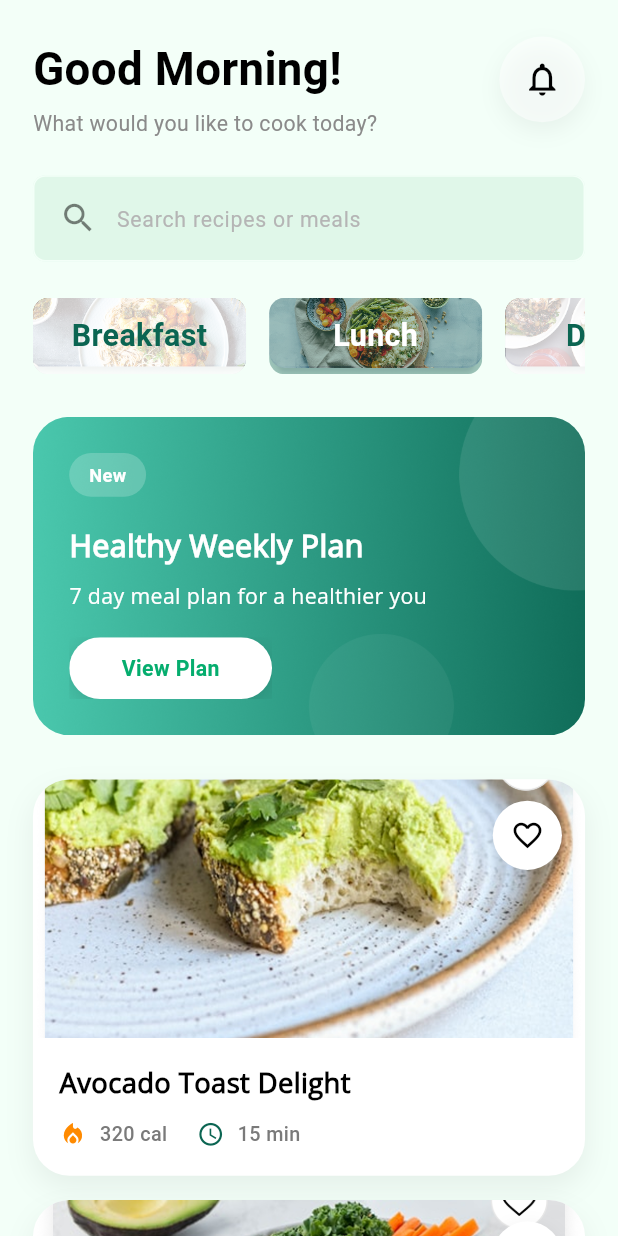
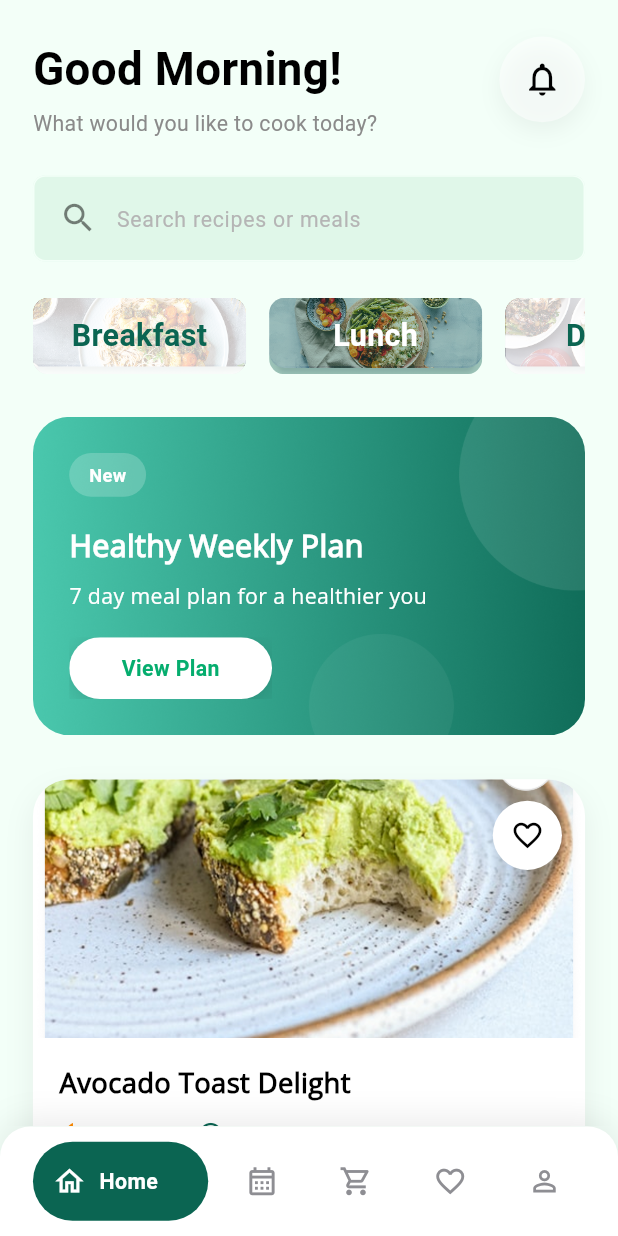
Before and after one commit to KaziAsif406/MealNexa_Meal_Planner_App, a Flutter app: the PreferencesScreen screen opened by its route, after a tap on "Continue", on a phone screen of 412 x 824 dp. Run offline on Flutter 3.47's test engine with Material 3 defaults, Android fonts, the phone set to English and light mode, and no system bars; our stand-ins replace dio, flutter_screenutil, get, get_it, get_storage; accounts and stored records are empty.

Commit message:
bottom nav bar created

```diff
--- a/lib/features/preferences/presentation/preferences_screen.dart
+++ b/lib/features/preferences/presentation/preferences_screen.dart
@@ -226,8 +226,7 @@ class _PreferencesScreenState extends State<PreferencesScreen> {
               child: CustomButton(
                 label: 'Continue',
                 onPressed: () {
-                  // Handle continue button press
-                  Navigator.pushReplacementNamed(context, Routes.homeScreen);
+                  Navigator.pushReplacementNamed(context, Routes.navigationScreen);
                 },
                 width: double.infinity,
               ),
--- a/lib/helpers/all_routes.dart
+++ b/lib/helpers/all_routes.dart
@@ -142,7 +142,6 @@ final class RouteGenerator {
             ? CupertinoPageRoute(builder: (context) => const HomeScreen())
             : _FadedTransitionRoute(widget: const HomeScreen(), settings: settings);
 
-
       case Routes.navigationScreen:
         return defaultTargetPlatform == TargetPlatform.iOS
             ? CupertinoPageRoute(builder: (context) => const NavigationScreen())
--- a/lib/navigation_screen.dart
+++ b/lib/navigation_screen.dart
@@ -1,26 +1,27 @@
 import 'package:flutter/material.dart';
 import 'package:flutter_screenutil/flutter_screenutil.dart';
-
-import 'features/home/presentation/home.dart';
-import 'gen/colors.gen.dart';
-import 'helpers/helper_methods.dart';
+import 'package:template_flutter/features/home/presentation/home.dart';
+import 'package:template_flutter/gen/colors.gen.dart';
 
 class NavigationScreen extends StatefulWidget {
-  final Widget? pageNum;
-  const NavigationScreen({
-    super.key,
-    this.pageNum,
-  });
+  const NavigationScreen({super.key});
 
   @override
   State<NavigationScreen> createState() => _NavigationScreenState();
 }
 
 class _NavigationScreenState extends State<NavigationScreen> {
-  int _currentIndex = 0;
-  final bool _isFisrtBuild = true;
+  int _selectedIndex = 0;
 
-  final List<Widget> _screens = [
+  static final List<_NavigationItem> _items = [
+    _NavigationItem(icon: Icons.home_outlined, label: 'Home'),
+    _NavigationItem(icon: Icons.calendar_month_outlined, label: 'Schedule'),
+    _NavigationItem(icon: Icons.shopping_cart_outlined, label: 'Cart'),
+    _NavigationItem(icon: Icons.favorite_border, label: 'Favorites'),
+    _NavigationItem(icon: Icons.person_outline, label: 'Profile'),
+  ];
+
+  static final List<Widget> _pages = [
     const HomeScreen(),
     const _PlaceholderScreen(label: 'Schedule'),
     const _PlaceholderScreen(label: 'Cart'),
@@ -28,132 +29,132 @@ class _NavigationScreenState extends State<NavigationScreen> {
     const _PlaceholderScreen(label: 'Profile'),
   ];
 
-  static const List<IconData> _navIcons = [
-    Icons.home,
-    Icons.calendar_month,
-    Icons.shopping_cart,
-    Icons.favorite_border,
-    Icons.person_outline,
-  ];
-
-  static const List<String> _navLabels = [
-    'Home',
-    '',
-    '',
-    '',
-    '',
-  ];
+  void _onItemTapped(int index) {
+    setState(() {
+      _selectedIndex = index;
+    });
+  }
 
   @override
   Widget build(BuildContext context) {
-    Object? args;
-    Widget? screenPage;
-
-    if (_isFisrtBuild) {
-      args = ModalRoute.of(context)?.settings.arguments;
+    return Scaffold(
+      backgroundColor: AppColors.scaffoldColor,
+      body: IndexedStack(
+        index: _selectedIndex,
+        children: _pages,
+      ),
+      bottomNavigationBar: _buildBottomNavigationBar(context),
+    );
   }
 
-    if (args != null && args is Widget) {
-      screenPage = args;
-    }
-
-    return PopScope(
-      canPop: false,
-      onPopInvokedWithResult: (bool didPop, _) async {
-        showMaterialDialog(context);
-      },
-      child: Scaffold(
-        backgroundColor: Colors.white,
-        extendBody: true,
-        body: Center(
-          child: screenPage ?? _screens.elementAt(_currentIndex),
+  Widget _buildBottomNavigationBar(BuildContext context) {
+    return Container(
+      decoration: BoxDecoration(
+        color: AppColors.cFFFFFF,
+        borderRadius: BorderRadius.only(
+          topLeft: Radius.circular(20.r),
+          topRight: Radius.circular(20.r),
         ),
-        bottomNavigationBar: Padding(
-          padding: EdgeInsets.only(bottom: 16.h, left: 16.w, right: 16.w),
-          child: Container(
-            height: 76.h,
-            decoration: BoxDecoration(
-              color: Colors.white,
-              borderRadius: BorderRadius.circular(32.r),
         boxShadow: [
           BoxShadow(
             color: Colors.black.withValues(alpha: 0.08),
-                  blurRadius: 20,
-                  offset: const Offset(0, 10),
+            blurRadius: 18,
+            offset: const Offset(0, -4),
           ),
         ],
       ),
-            child: Padding(
-              padding: EdgeInsets.symmetric(horizontal: 12.w, vertical: 10.h),
-              child: Row(
-                mainAxisAlignment: MainAxisAlignment.spaceBetween,
-                children: List.generate(5, (index) {
-                  final selected = index == _currentIndex;
-                  final iconColor = selected ? Colors.white : const Color(0xFF5A5A5A);
-                  final backgroundColor = selected ? AppColors.primaryColor : Colors.white;
-                  final borderColor = const Color.fromARGB(0, 11, 101, 81);
-
-                  return Expanded(
-                    child: index == 0
-                        ? Align(
-                            alignment: Alignment.centerLeft,
-                            child: GestureDetector(
-                              onTap: () {
-                                setState(() {
-                                  _currentIndex = index;
-                                });
-                              },
-                              child: Container(
-                                height: 52.h,
-                                padding: EdgeInsets.symmetric(horizontal: 18.w),
-                                decoration: BoxDecoration(
-                                  color: backgroundColor,
-                                  borderRadius: BorderRadius.circular(28.r),
-                                  border: Border.all(color: borderColor, width: 1.5),
+      padding: EdgeInsets.only(
+        left: 16.w,
+        right: 16.w,
+        top: 10.h,
+        bottom: MediaQuery.of(context).padding.bottom + 10.h,
       ),
       child: Row(
-                                  mainAxisSize: MainAxisSize.min,
+        children: List.generate(_items.length, (index) {
+          final item = _items[index];
+          final selected = index == _selectedIndex;
+          return Expanded(
+            flex: selected ? 2 : 1,
+            child: Padding(
+              padding: EdgeInsets.symmetric(horizontal: 4.w),
+              child: AnimatedContainer(
+                duration: const Duration(milliseconds: 250),
+                curve: Curves.easeOutQuart,
+                height: 52.h,
+                decoration: BoxDecoration(
+                  color: selected ? AppColors.primaryColor : Colors.transparent,
+                  borderRadius: BorderRadius.circular(999.r),
+                ),
+                child: Material(
+                  color: Colors.transparent,
+                  child: InkWell(
+                    borderRadius: BorderRadius.circular(999.r),
+                    onTap: () => _onItemTapped(index),
+                    child: Padding(
+                      padding: EdgeInsets.symmetric(horizontal: 12.w),
+                      child: Row(
                         mainAxisAlignment: MainAxisAlignment.center,
+                        mainAxisSize: MainAxisSize.max,
                         children: [
-                                    Icon(_navIcons[index], color: iconColor, size: 24.sp),
-                                    SizedBox(width: 10.w),
-                                    Text(
-                                      _navLabels[index],
+                          Icon(
+                            item.icon,
+                            size: 22.sp,
+                            color: selected
+                                ? AppColors.cFFFFFF
+                                : const Color(0xFF8E8E93),
+                          ),
+                          if (selected) ...[
+                            SizedBox(width: 8.w),
+                            Expanded(
+                              child: Text(
+                                item.label,
+                                overflow: TextOverflow.ellipsis,
                                 style: TextStyle(
+                                  color: AppColors.cFFFFFF,
                                   fontSize: 14.sp,
                                   fontWeight: FontWeight.w600,
-                                        color: iconColor,
                                 ),
                               ),
+                            ),
+                          ],
                         ],
                       ),
                     ),
                   ),
-                          )
-                        : GestureDetector(
-                            onTap: () {
-                              setState(() {
-                                _currentIndex = index;
-                              });
-                            },
-                            child: Container(
-                              width: 44.w,
-                              height: 44.w,
-                              decoration: BoxDecoration(
-                                color: backgroundColor,
-                                borderRadius: BorderRadius.circular(16.r),
-                                border: Border.all(color: borderColor, width: 1.5),
-                              ),
-                              child: Icon(
-                                _navIcons[index],
-                                color: iconColor,
-                                size: 24.sp,
                 ),
               ),
             ),
           );
         }),
       ),
+    );
+  }
+}
+
+class _NavigationItem {
+  final IconData icon;
+  final String label;
+
+  const _NavigationItem({required this.icon, required this.label});
+}
+
+class _PlaceholderScreen extends StatelessWidget {
+  final String label;
+
+  const _PlaceholderScreen({required this.label});
+
+  @override
+  Widget build(BuildContext context) {
+    return Scaffold(
+      backgroundColor: AppColors.scaffoldColor,
+      body: SafeArea(
+        child: Center(
+          child: Text(
+            label,
+            style: TextStyle(
+              fontSize: 24.sp,
+              fontWeight: FontWeight.w700,
+              color: AppColors.c0A0A0A,
             ),
           ),
         ),
@@ -161,20 +162,3 @@ class _NavigationScreenState extends State<NavigationScreen> {
     );
   }
 }
-
-class _PlaceholderScreen extends StatelessWidget {
-  const _PlaceholderScreen({
-    required this.label,
-  });
-
-  final String label;
-
-  @override
-  Widget build(BuildContext context) {
-    return Scaffold(
-      body: Center(
-        child: Text(label, style: const TextStyle(fontSize: 20)),
-      ),
-    );
-  }
-}
```
Lines whose indentation alone changed are shown as unchanged.
